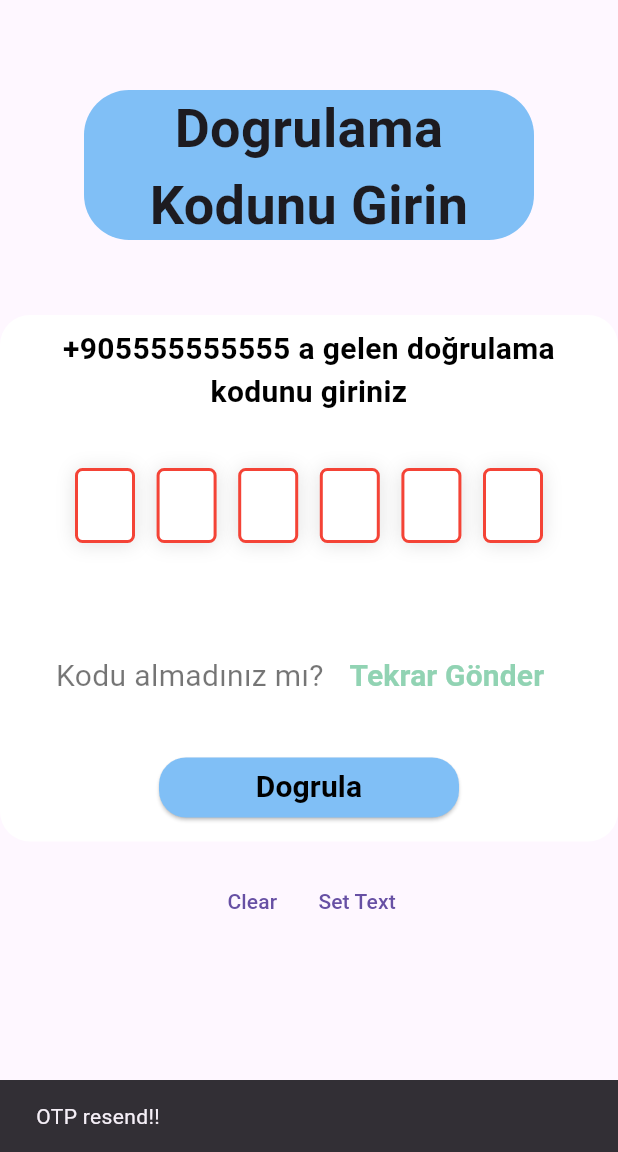
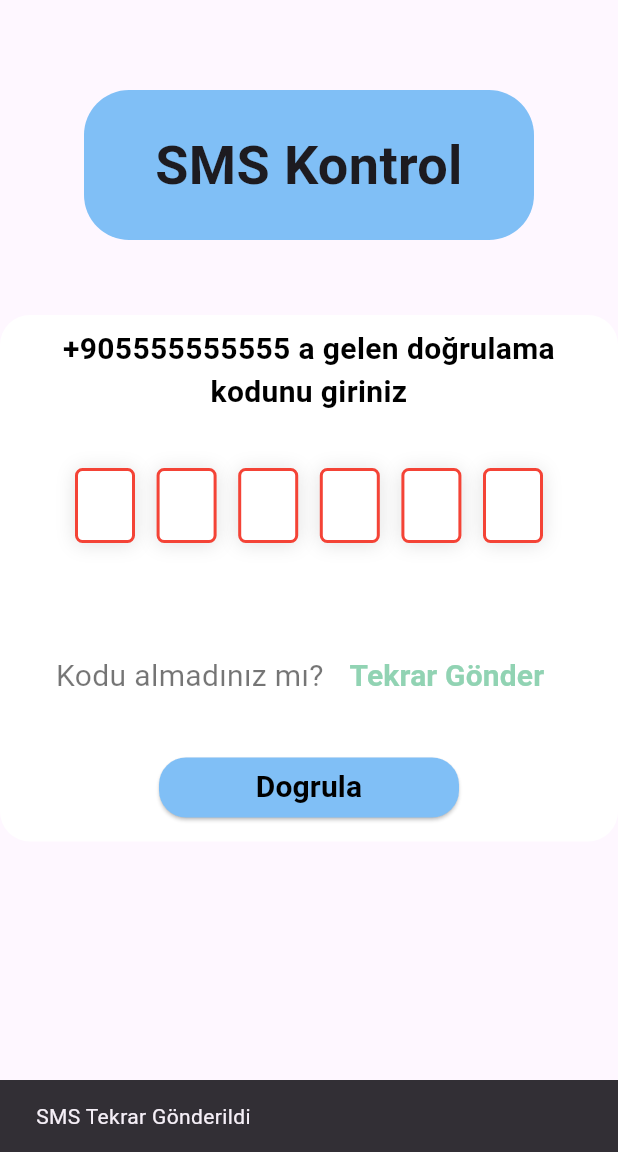
Before and after one commit to furkanCalik7/Yoldas, a Flutter app: the SMSCodePage screen opened directly with empty values, after a tap on "Tekrar Gönder", on a phone screen of 412 x 824 dp, the part 84-1236 px from its top. Run offline on Flutter 3.47's test engine with Material 3 defaults, Android fonts, the phone set to English and light mode, and no system bars; drawn by our look-alikes of pin_code_fields; our stand-ins replace camera, card_swiper, firebase_auth, firebase_core, flutter_rating_bar, flutter_secure_storage and 7 more; missing offline and left inert: flutter_tflite, google_mlkit_commons, google_mlkit_text_recognition; accounts and stored records are empty; generated files the repository leaves out were written again; network calls fail.

Commit message:
sms page and buttons updated

```diff
--- a/frontend/lib/custom_widgets/buttons/tappableIcon.dart
+++ b/frontend/lib/custom_widgets/buttons/tappableIcon.dart
@@ -23,6 +23,7 @@ class TappableIcon extends StatelessWidget {
   Widget build(BuildContext context) {
     return InkWell(
         child: Container(
+          height: size * 1.6,
           padding: EdgeInsets.all(size / 10),
           decoration: BoxDecoration(
               boxShadow: [
--- a/frontend/lib/custom_widgets/custom_phoneNumberInput.dart
+++ b/frontend/lib/custom_widgets/custom_phoneNumberInput.dart
@@ -22,6 +22,7 @@ class CustomPhoneNumberInput extends StatelessWidget {
   @override
   Widget build(BuildContext context) {
     return InternationalPhoneNumberInput(
+      spaceBetweenSelectorAndTextField: 0,
       onInputChanged: (PhoneNumber newNumber) {
         phoneNumber = newNumber;
       },
--- a/frontend/lib/pages/onboarding_screen.dart
+++ b/frontend/lib/pages/onboarding_screen.dart
@@ -28,7 +28,7 @@ class OnboardingScreen extends StatelessWidget {
                     crossAxisAlignment: CrossAxisAlignment.stretch,
                     children: [
                       const SizedBox(
-                        height: 80,
+                        height: 60,
                       ),
                       TappableIcon(
                           action: () {
@@ -38,7 +38,7 @@ class OnboardingScreen extends StatelessWidget {
                                     )));
                           },
                           iconData: Icons.blind,
-                          size: 150,
+                          size: 140,
                           text: "Görme Engelliyim"),
                       const SizedBox(
                         height: 60,
--- a/frontend/lib/pages/sms_code_page.dart
+++ b/frontend/lib/pages/sms_code_page.dart
@@ -181,6 +181,7 @@ class _SMSCodePageState extends State<SMSCodePage> {
           .shake); // Triggering error shake animation
       Vibration.vibrate();
       setState(() => hasError = true);
+      snackBar("Kod doğrulama başarısız");
       return -1;
     }
   }
@@ -198,7 +199,7 @@ class _SMSCodePageState extends State<SMSCodePage> {
           width: MediaQuery.of(context).size.width,
           child: Column(
             children: <Widget>[
-              const TextContainer(text: "Dogrulama Kodunu Girin"),
+              const TextContainer(text: "SMS Kontrol"),
               Container(
                 decoration: BoxDecoration(
                     color: Colors.white,
@@ -309,7 +310,11 @@ class _SMSCodePageState extends State<SMSCodePage> {
                           style: TextStyle(color: Colors.black54, fontSize: 20),
                         ),
                         TextButton(
-                          onPressed: () => snackBar("OTP resend!!"),
+                          onPressed: ()
+                          {
+                            sendSMS(widget.user.phoneNumber);
+                            snackBar("SMS Tekrar Gönderildi");
+                          },
                           child: const Text(
                             "Tekrar Gönder",
                             style: TextStyle(
@@ -329,7 +334,7 @@ class _SMSCodePageState extends State<SMSCodePage> {
                           vertical: 16.0, horizontal: 30),
                       child: ButtonMain(
                         text: "Dogrula",
-                        action: () {
+                        action: () async {
                           formKey.currentState!.validate();
                           // conditions for validating
                           if (currentText.length != 6) {
@@ -339,16 +344,17 @@ class _SMSCodePageState extends State<SMSCodePage> {
                             setState(() => hasError = true);
                           } else {
                             setState(
-                                  () async {
+                                  ()  {
                                 hasError = false;
+                              },
+                            );
                             int statusCode = await checkAuthentication(verificationIdx);
-                                snackBar("OTP Verified!!");
 
                             if (statusCode == -1) {
                               return;
                             }
                             else if(statusCode == 200) {
-                                  snackBar("OTP Verified!!");
+                              snackBar("Doğrulama Başarılı");
                               if (userType == UserType.blind) {
                                 Navigator.pushNamedAndRemoveUntil(
                                     context, BlindMainFrame.routeName, (r) {
@@ -363,15 +369,12 @@ class _SMSCodePageState extends State<SMSCodePage> {
                               }
                             }
                             else {
-                                  snackBar("OTP Verification Failed!!");
                               Navigator.pushNamedAndRemoveUntil(
                                   context, SMSCodePage.routeName, (r) {
                                 return false;
                               });
                               return;
                             }
-                              },
-                            );
                           }
                         },
                       ),
@@ -382,29 +385,6 @@ class _SMSCodePageState extends State<SMSCodePage> {
               const SizedBox(
                 height: 16,
               ),
-              Row(
-                mainAxisAlignment: MainAxisAlignment.center,
-                children: <Widget>[
-                  Flexible(
-                    child: TextButton(
-                      child: const Text("Clear"),
-                      onPressed: () {
-                        textEditingController.clear();
-                      },
-                    ),
-                  ),
-                  Flexible(
-                    child: TextButton(
-                      child: const Text("Set Text"),
-                      onPressed: () {
-                        setState(() {
-                          textEditingController.text = "1234";
-                        });
-                      },
-                    ),
-                  ),
-                ],
-              )
             ],
           ),
         ),
```
Lines whose indentation alone changed are shown as unchanged.
